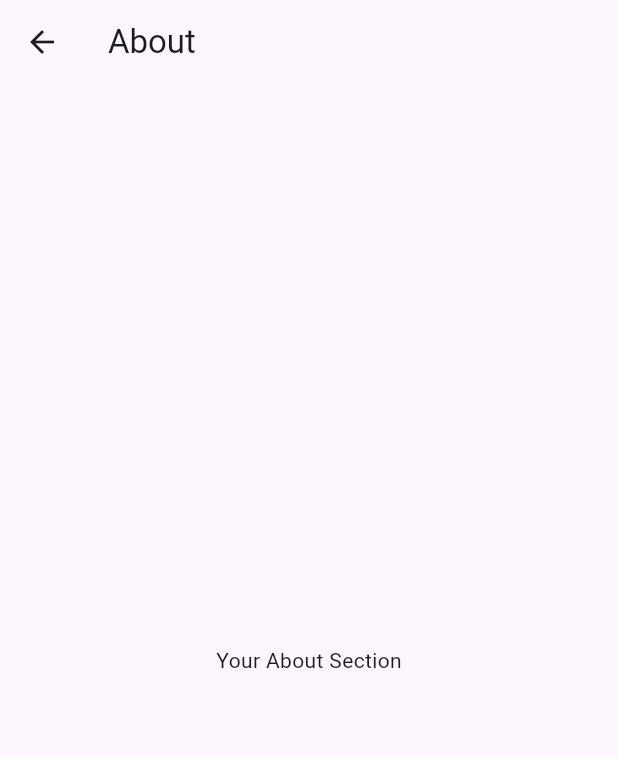
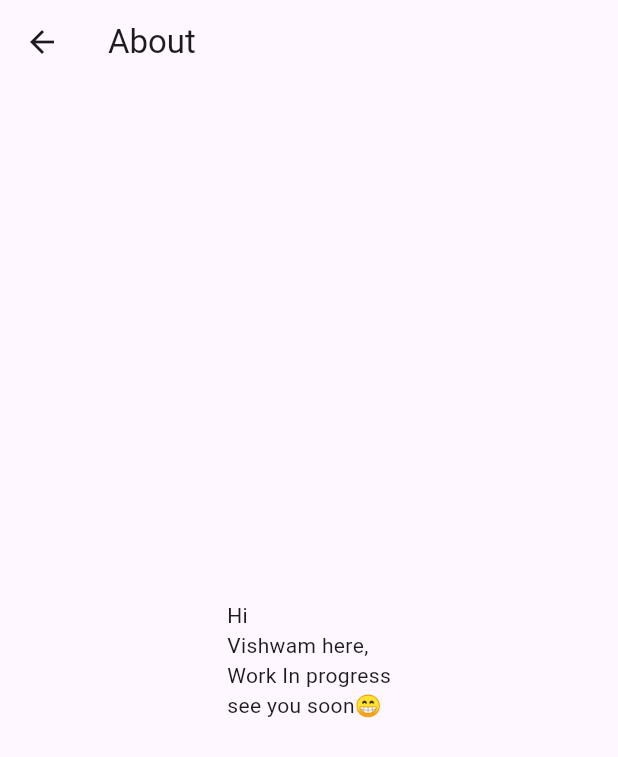
Before and after one commit to Vishwam1158/portfoilo_website, a Flutter app: the screen it shows after launch, after a tap on "About", on a phone screen of 412 x 824 dp. Shown: the top 757 px of the screen. Run offline on Flutter 3.47's test engine with Material 3 defaults, Android fonts, the phone set to English and light mode, and no system bars.

Commit message:
Update About

```diff
--- a/lib/idea2.dart
+++ b/lib/idea2.dart
@@ -148,7 +148,7 @@ List<AppModel> apps = [
 class AboutScreen extends StatelessWidget {
   @override
   Widget build(BuildContext context) {
-    return ScreenTemplate(title: "About", content: "Your About Section");
+    return ScreenTemplate(title: "About", content: "Hi\nVishwam here,\nWork In progress\nsee you soon😁");
   }
 }
 
```
